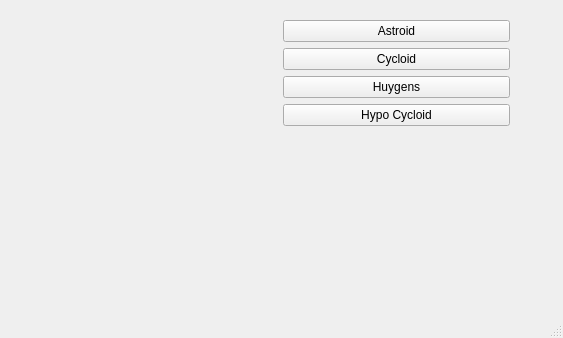
Old version of the form mainwindow.ui in the repository DMTRBor/DrawShapes.
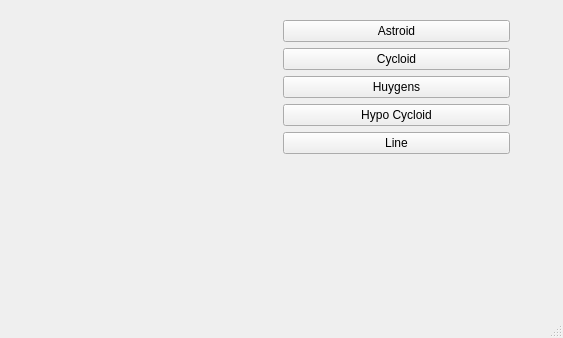
New version of the form. Custom widgets are drawn as their Qt base class.

Commit message: added line drawing

```diff
--- a/mainwindow.ui
+++ b/mainwindow.ui
@@ -57,6 +57,13 @@
          </property>
         </widget>
        </item>
+       <item>
+        <widget class="QPushButton" name="btnLine">
+         <property name="text">
+          <string>Line</string>
+         </property>
+        </widget>
+       </item>
        <item>
         <spacer name="verticalSpacer">
          <property name="orientation">
```
The commit also changes 4 other files.
